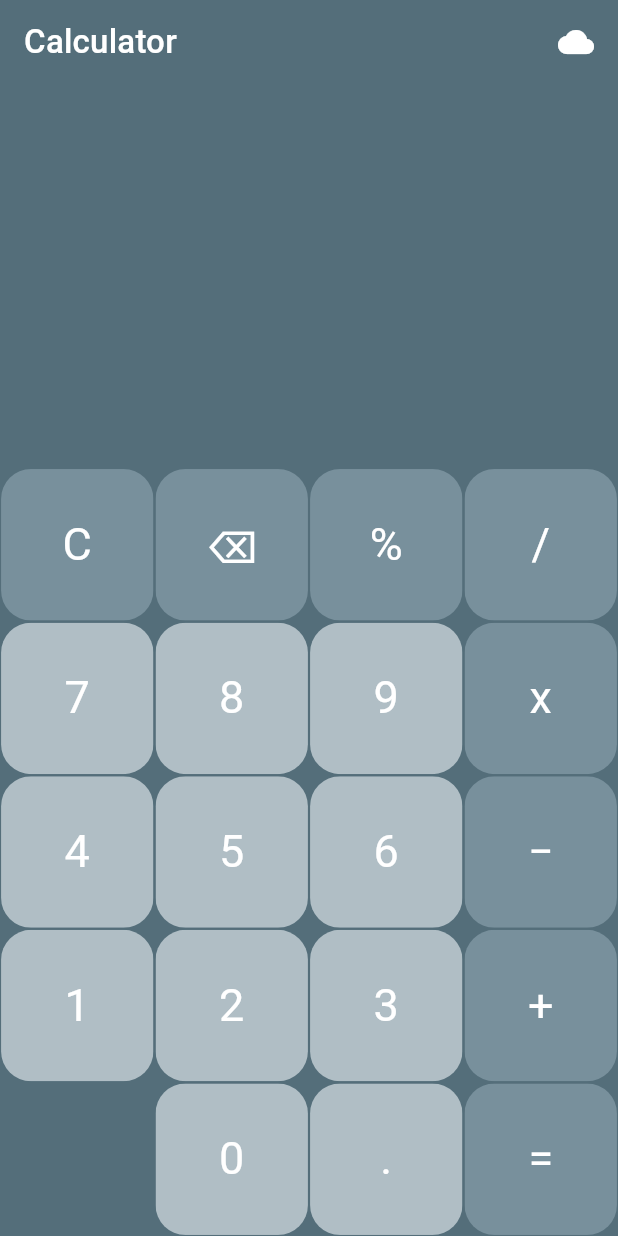
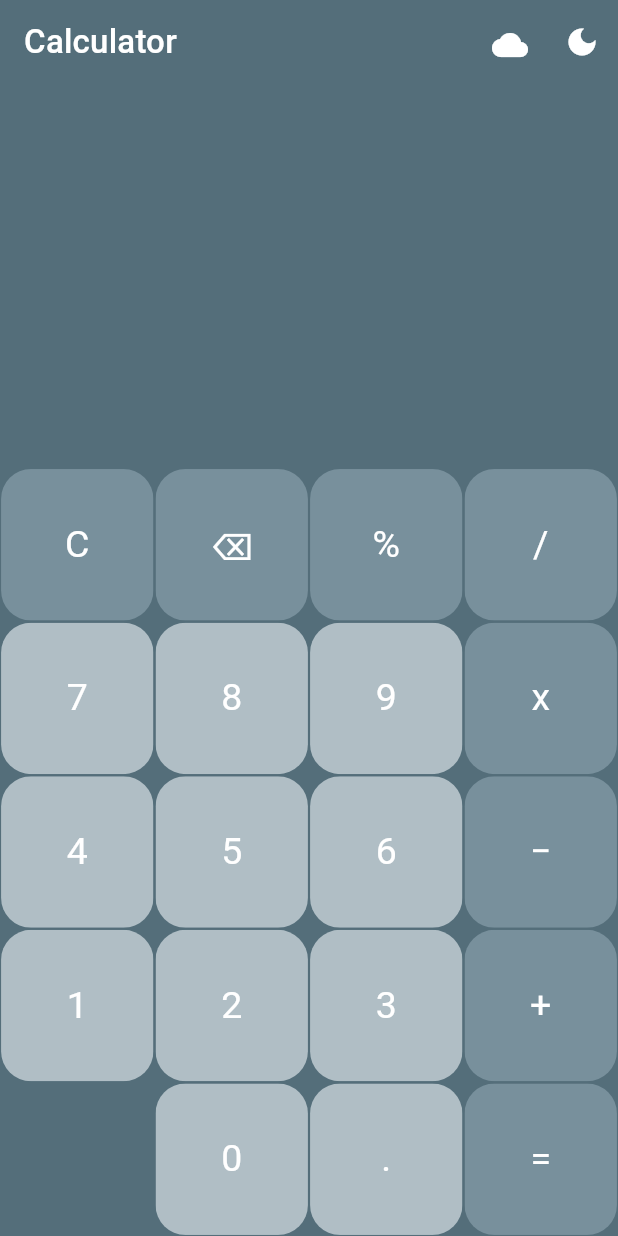
Before and after one commit to Knyrl/flutter_calc, a Flutter app: the screen it shows after launch, on a phone screen of 412 x 824 dp. Run offline on Flutter 3.47's test engine with Material 3 defaults, Android fonts, the phone set to English and light mode, and no system bars; our stand-ins replace dio, get, math_expressions, popover.

Commit message:
added weather controller

```diff
--- a/lib/controller/calculator_controller.dart
+++ b/lib/controller/calculator_controller.dart
@@ -1,6 +1,5 @@
 import 'package:get/get.dart';
 import 'package:math_expressions/math_expressions.dart';
-import 'package:popover/popover.dart';
 
 class CalculatorController extends GetxController {
   RxString userInput = "".obs;
--- /dev/null
+++ b/lib/controller/weather_controller.dart
@@ -0,0 +1,15 @@
+import 'package:get/get.dart';
+
+// import '../repository/weather_repository.dart';
+import '../../repository/models/weather.dart';
+
+class WeatherController extends GetxController {
+  final _weather = Rxn<Weather>();
+  final _isLoading = RxBool(false);
+
+  Weather? get weather => _weather.value;
+  bool get isLoading => _isLoading.value;
+
+  set weather(Weather? value) => _weather.value = value;
+  set isLoading(bool value) => _isLoading.value = value;
+}
--- a/lib/features/widgets/weather_button.dart
+++ b/lib/features/widgets/weather_button.dart
@@ -1,28 +1,35 @@
 import 'package:flutter/material.dart';
 import 'package:flutter_calculator/features/widgets/weather_info.dart';
 import 'package:popover/popover.dart';
+import 'package:get/get.dart';
 
 import '../../repository/models/weather.dart';
 import '../../repository/weather_repository.dart';
+import '../../controller/weather_controller.dart';
 
 class WeatherButton extends StatelessWidget {
-  const WeatherButton({super.key});
+  // const WeatherButton({super.key});
+
+  final _weatherController = Get.put(WeatherController());
 
   @override
   Widget build(BuildContext context) {
-    Weather? _weather;
     final theme = Theme.of(context);
     return Padding(
       padding: const EdgeInsets.all(16.0),
       child: GestureDetector(
         onTap: () async {
-          _weather == null
-              ? _weather = await WeatherRepository().getWeather()
-              : showPopover(
+          if (_weatherController.weather == null) {
+            _weatherController.isLoading = true;
+            final weather = await WeatherRepository().getWeather();
+            _weatherController.weather = weather;
+            _weatherController.isLoading = false;
+          } else {
+            showPopover(
               context: context,
               bodyBuilder: (context) => WeatherInfo(
-                    temperature: _weather!.temperature,
-                    weatehrCode: _weather!.weatehrCode,
+                temperature: _weatherController.weather!.temperature,
+                weatehrCode: _weatherController.weather!.weatehrCode,
               ),
               backgroundColor: theme.colorScheme.primary,
               radius: 8,
@@ -30,12 +37,58 @@ class WeatherButton extends StatelessWidget {
               arrowWidth: 16,
               arrowHeight: 6,
             );
+          }
         },
-        child: Icon(
+        child: Container(
+          width: 20,
+          height: 20,
+          child: Obx(() {
+            if (_weatherController.isLoading) {
+              return Center(
+                  child: CircularProgressIndicator(
+                color: theme.textTheme.titleLarge!.color,
+                strokeWidth: 3,
+              ));
+            } else {
+              return Icon(
                 Icons.wb_cloudy,
                 color: theme.textTheme.titleLarge!.color,
+              );
+            }
+          }),
         ),
       ),
     );
   }
+
+  // @override
+  // Widget build(BuildContext context) {
+  //   Weather? _weather;
+  //   final theme = Theme.of(context);
+  //   return Padding(
+  //     padding: const EdgeInsets.all(16.0),
+  //     child: GestureDetector(
+  //       onTap: () async {
+  //         _weather == null
+  //             ? _weather = await WeatherRepository().getWeather()
+  //             : showPopover(
+  //                 context: context,
+  //                 bodyBuilder: (context) => WeatherInfo(
+  //                   temperature: _weather!.temperature,
+  //                   weatehrCode: _weather!.weatehrCode,
+  //                 ),
+  //                 backgroundColor: theme.colorScheme.primary,
+  //                 radius: 8,
+  //                 transition: PopoverTransition.scale,
+  //                 arrowWidth: 16,
+  //                 arrowHeight: 6,
+  //               );
+  //       },
+  //       child: Icon(
+  //          Icons.wb_cloudy,
+  //         color: theme.textTheme.titleLarge!.color,
+  //       ),
+  //     ),
+  //   );
+  // }
 }
--- a/lib/theme/lightTheme.dart
+++ b/lib/theme/lightTheme.dart
@@ -10,7 +10,7 @@ ThemeData lightTheme = ThemeData(
   textTheme: const TextTheme(
     titleLarge: TextStyle(
       color: Colors.white,
-      fontSize: 30,
+      fontSize: 25,
     ),
     titleMedium: TextStyle(
       color: Colors.white,
--- a/lib/view/calculator_screen.dart
+++ b/lib/view/calculator_screen.dart
@@ -18,9 +18,22 @@ class CalculatorScreen extends StatelessWidget {
           'Calculator',
           style: theme.textTheme.titleMedium,
         ),
-        actions: const [
-          SizedBox(width: 10),
+        actions: [
+          const SizedBox(width: 10),
           WeatherButton(),
+          IconButton(
+            icon: Icon(theme.brightness == Brightness.light
+                ? Icons.dark_mode
+                : Icons.light_mode),
+            color: theme.textTheme.titleLarge!.color,
+            onPressed: () {
+              Get.changeThemeMode(
+                theme.brightness == Brightness.light
+                    ? ThemeMode.dark
+                    : ThemeMode.light,
+              );
+            },
+          ),
         ],
       ),
       body: Column(
```
Lines whose indentation alone changed are shown as unchanged.
